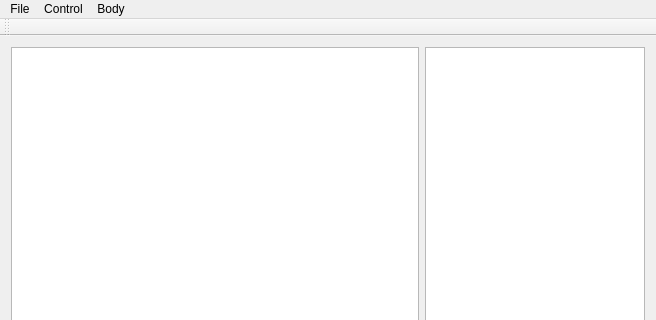
This is markupwindow.ui in Daiver/MarkupTool as Qt 5 draws it before an edit; both pictures show x 0 to 656 and y 0 to 320 of the 656 by 474 pixel window. The edited form follows.
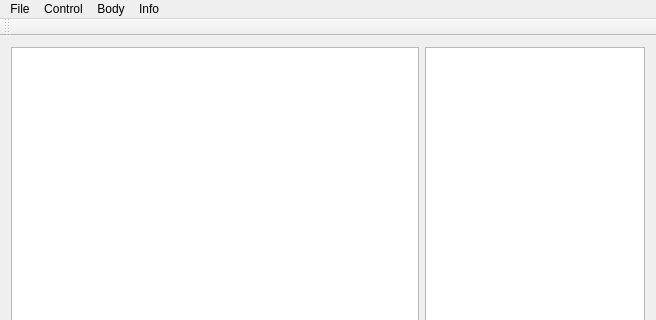
This is the edited form. Custom widgets are drawn as their Qt base class.

```diff
--- a/markupwindow.ui
+++ b/markupwindow.ui
@@ -89,9 +89,16 @@
     <addaction name="actionRight_Eye"/>
     <addaction name="actionMouth"/>
    </widget>
+   <widget class="QMenu" name="menuInfo">
+    <property name="title">
+     <string>Info</string>
+    </property>
+    <addaction name="actionCount_ready"/>
+   </widget>
    <addaction name="menuFile"/>
    <addaction name="menuControl"/>
    <addaction name="menuBlocks"/>
+   <addaction name="menuInfo"/>
   </widget>
   <widget class="QToolBar" name="mainToolBar">
    <attribute name="toolBarArea">
```
Left out of the diff: 5 changed lines with no effect on the pictures.
